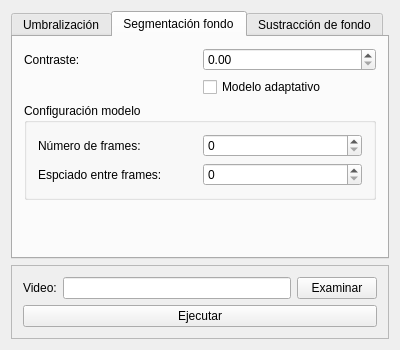
The window that PlantProject/mainwindow.ui (milena-rocabado/PlantProject) describes before a commit, drawn with Qt 5.
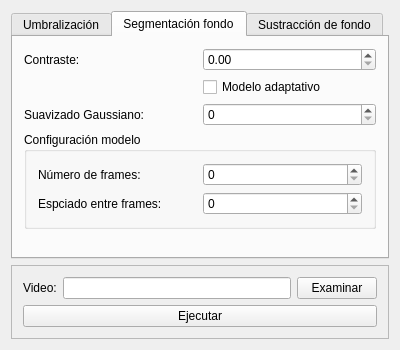
The same window after the commit.

The edit to the form file:
```diff
--- a/PlantProject/mainwindow.ui
+++ b/PlantProject/mainwindow.ui
@@ -140,6 +140,16 @@
           </property>
          </spacer>
         </item>
+        <item row="2" column="1">
+         <widget class="QLabel" name="label_2">
+          <property name="text">
+           <string>Suavizado Gaussiano:</string>
+          </property>
+         </widget>
+        </item>
+        <item row="2" column="2">
+         <widget class="QSpinBox" name="spnGauss"/>
+        </item>
        </layout>
       </widget>
       <widget class="QWidget" name="tabBgSub">
```
